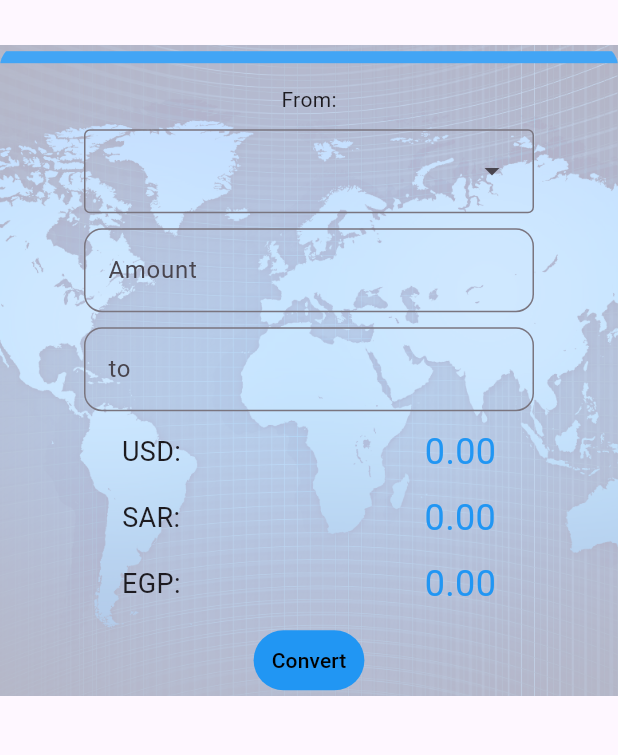
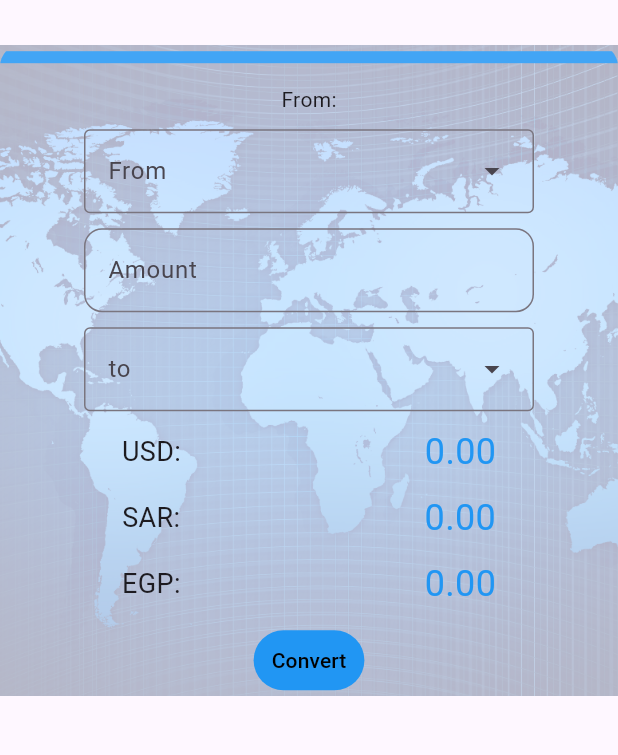
Before and after one commit to SherifShamel/currency_converter, a Flutter app: the screen it shows after launch, after a tap on "Convert", on a phone screen of 412 x 824 dp, the part 298-1053 px from its top. Run offline on Flutter 3.47's test engine with Material 3 defaults, Android fonts, the phone set to English and light mode, and no system bars; our stand-ins replace animate_do, dartz, dio, flutter_bloc, flutter_easyloading, shared_preferences; network calls fail.

```diff
--- a/lib/data/repository_imp/converting_repository_imp.dart
+++ b/lib/data/repository_imp/converting_repository_imp.dart
@@ -11,13 +11,13 @@ class ConvertingRepositoryImp implements ConvertingRepository {
   ConvertingRepositoryImp(this._convertingDataSource);
 
   @override
-  Future<Either<Failure, bool>> convert(
+  Future<Either<Failure, num>> convert(
       String from, String to, String amount) async {
     try {
       final response = await _convertingDataSource.convert(from, to, amount);
 
       if (response.statusCode == 200) {
-        return Right(true);
+        return Right(response.data['result']);
       } else {
         return Left(
           ServerFailure(
--- a/lib/data/web_services/web_services.dart
+++ b/lib/data/web_services/web_services.dart
@@ -150,7 +150,7 @@ class WebServices {
           log(response.data.toString());
           return handler.next(response); // continue
         },
-        onError: (DioError e, handler) {
+        onError: (DioException e, handler) {
           debugPrint('statusCode: ${e.response?.statusCode}');
           debugPrint('path: ${e.requestOptions.path}');
           debugPrint('response: ${e.response}');
@@ -212,7 +212,7 @@ class WebServices {
 
           return handler.next(response);
         },
-        onError: (DioError e, handler) async {
+        onError: (DioException e, handler) async {
           EasyLoading.dismiss();
 
           debugPrint('statusCode: ${e.response?.statusCode}');
--- a/lib/domain/converting_use_case/converting_use_case.dart
+++ b/lib/domain/converting_use_case/converting_use_case.dart
@@ -8,7 +8,7 @@ class ConvertingUseCase {
 
   ConvertingUseCase(this._convertingRepository);
 
-  Future<Either<Failure,bool>> execute(String from, to, amount) async {
+  Future<Either<Failure,num>> execute(String from, to, amount) async {
     return await _convertingRepository.convert(from, to, amount);
   }
 }
--- a/lib/domain/repository/converting_repository/converting_repository.dart
+++ b/lib/domain/repository/converting_repository/converting_repository.dart
@@ -3,5 +3,5 @@ import 'package:dartz/dartz.dart';
 import '../../../core/failure/failure.dart';
 
 abstract class ConvertingRepository {
-  Future<Either<Failure, bool>> convert(String from, String to, String amount);
+  Future<Either<Failure, num>> convert(String from, String to, String amount);
 }
--- a/lib/presentation/features/home_feature/view_model/cubit.dart
+++ b/lib/presentation/features/home_feature/view_model/cubit.dart
@@ -6,10 +6,8 @@ import 'package:currency_converter/data/web_services/web_services.dart';
 import 'package:currency_converter/domain/converting_use_case/converting_use_case.dart';
 import 'package:currency_converter/domain/repository/converting_repository/converting_repository.dart';
 import 'package:currency_converter/presentation/features/home_feature/view_model/states.dart';
-import 'package:dio/dio.dart';
 import 'package:flutter/material.dart';
 import 'package:flutter_bloc/flutter_bloc.dart';
-import 'package:flutter_easyloading/flutter_easyloading.dart';
 
 class ConvertingCubit extends Cubit<ConvertingStates> {
   final WebServices _services = WebServices();
@@ -44,9 +42,10 @@ class ConvertingCubit extends Cubit<ConvertingStates> {
         return Future.value(false);
       },
       (data) {
-        emit(ConvertingSuccessState());
+        emit(ConvertingSuccessState(currency: data.toString()));
         return Future.value(true);
       },
     );
+
   }
 }
--- a/lib/presentation/features/home_feature/view_model/states.dart
+++ b/lib/presentation/features/home_feature/view_model/states.dart
@@ -2,8 +2,8 @@ abstract class ConvertingStates{}
 
 class ConvertingInitialState extends ConvertingStates{}
 class ConvertingSuccessState extends ConvertingStates{
-// final String currency;
-// ConvertingSuccessState({required this.currency});
+final String? currency;
+ConvertingSuccessState({ this.currency = '0.00'});
 }
 class ConvertingErrorState extends ConvertingStates{
   final String errorMsg;
--- a/lib/presentation/features/home_feature/widgets/converting_widget.dart
+++ b/lib/presentation/features/home_feature/widgets/converting_widget.dart
@@ -16,6 +16,7 @@ class ConvertingWidget extends StatelessWidget {
       child: BlocBuilder<ConvertingCubit, ConvertingStates>(
           builder: (context, state) {
         var cubitControl = ConvertingCubit.get(context);
+
         return Container(
           decoration: BoxDecoration(
             image: DecorationImage(
@@ -41,6 +42,7 @@ class ConvertingWidget extends StatelessWidget {
               ),
               Text("From:"),
               DropdownMenu(
+                hintText: 'From',
                 controller: cubitControl.fromController,
                 width: 300,
                 dropdownMenuEntries: [
@@ -56,9 +58,15 @@ class ConvertingWidget extends StatelessWidget {
                 ),
               ),
               Center(
-                child: MyCustomTextFormField(
+                child: DropdownMenu(
                   hintText: 'to',
                   controller: cubitControl.toController,
+                  width: 300,
+                  dropdownMenuEntries: [
+                    DropdownMenuEntry(value: 'USD', label: 'USD'),
+                    DropdownMenuEntry(value: 'EGP', label: 'EGP'),
+                    DropdownMenuEntry(value: 'SAR', label: 'SAR'),
+                  ],
                 ),
               ),
               Row(
@@ -69,7 +77,7 @@ class ConvertingWidget extends StatelessWidget {
                     style: TextStyle(fontSize: 18),
                   ),
                   Text(
-                    '0.00',
+                    state is ConvertingSuccessState ? state.currency! : '0.00',
                     style: TextStyle(color: Colors.blue, fontSize: 24),
                   ),
                 ],
@@ -82,6 +90,7 @@ class ConvertingWidget extends StatelessWidget {
                     style: TextStyle(fontSize: 18),
                   ),
                   Text(
+                    /*state is ConvertingSuccessState ? state.currency! : */
                     '0.00',
                     style: TextStyle(color: Colors.blue, fontSize: 24),
                   ),
```
